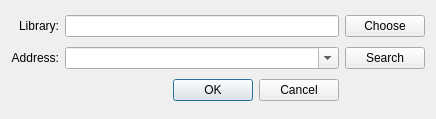
Old version of the form keithleygui/connection_dialog.ui in the repository OE-FET/keithleygui.
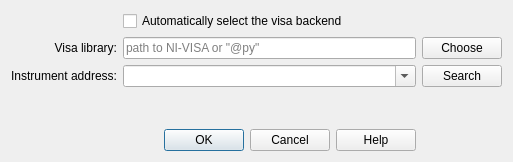
New version of the form.

Commit message: split off ConnectionDialog into separate file

Diff of the .ui file:
```diff
--- a/keithleygui/connection_dialog.ui
+++ b/keithleygui/connection_dialog.ui
@@ -6,69 +6,98 @@
    <rect>
     <x>0</x>
     <y>0</y>
-    <width>436</width>
-    <height>119</height>
+    <width>513</width>
+    <height>162</height>
    </rect>
   </property>
   <property name="windowTitle">
    <string>Keithley address</string>
   </property>
-  <layout class="QGridLayout" name="gridLayout">
-   <item row="2" column="0">
-    <widget class="QLabel" name="label_2">
+  <layout class="QGridLayout">
+   <item row="1" column="2">
+    <widget class="QPushButton" name="pushButtonChoose">
+     <property name="toolTip">
+      <string>&lt;html&gt;&lt;head/&gt;&lt;body&gt;&lt;p&gt;Choose NI-VISA library to use.&lt;/p&gt;&lt;/body&gt;&lt;/html&gt;</string>
+     </property>
      <property name="text">
-      <string>Address:</string>
-     </property>
-     <property name="alignment">
-      <set>Qt::AlignRight|Qt::AlignTrailing|Qt::AlignVCenter</set>
+      <string>Choose</string>
      </property>
     </widget>
    </item>
-   <item row="2" column="1">
+   <item row="3" column="1">
     <widget class="QComboBox" name="comboBoxAddress">
      <property name="editable">
       <bool>true</bool>
      </property>
     </widget>
    </item>
-   <item row="0" column="1">
-    <widget class="QLineEdit" name="lineEditLibrary">
+   <item row="3" column="0">
+    <widget class="QLabel" name="labelVisaAdress">
      <property name="text">
-      <string/>
-     </property>
-    </widget>
-   </item>
-   <item row="0" column="0">
-    <widget class="QLabel" name="label">
-     <property name="text">
-      <string>Library:</string>
+      <string>Instrument address:</string>
      </property>
      <property name="alignment">
       <set>Qt::AlignRight|Qt::AlignTrailing|Qt::AlignVCenter</set>
      </property>
     </widget>
    </item>
-   <item row="0" column="2">
-    <widget class="QPushButton" name="pushButtonChoose">
-     <property name="text">
-      <string>Choose</string>
-     </property>
-    </widget>
-   </item>
-   <item row="2" column="2">
+   <item row="3" column="2">
     <widget class="QPushButton" name="pushButtonSearch">
      <property name="text">
       <string>Search</string>
      </property>
     </widget>
    </item>
-   <item row="4" column="1">
+   <item row="1" column="0">
+    <widget class="QLabel" name="labelVisaLib">
+     <property name="text">
+      <string>Visa library:</string>
+     </property>
+     <property name="alignment">
+      <set>Qt::AlignRight|Qt::AlignTrailing|Qt::AlignVCenter</set>
+     </property>
+    </widget>
+   </item>
+   <item row="1" column="1">
+    <widget class="QLineEdit" name="lineEditLibrary">
+     <property name="toolTip">
+      <string>&lt;html&gt;&lt;head/&gt;&lt;body&gt;&lt;p&gt;Manually select the NI-VISA library path or choose a pyvisa-py backend by entering &amp;quot;@py&amp;quot; in the path field.&lt;/p&gt;&lt;/body&gt;&lt;/html&gt;</string>
+     </property>
+     <property name="placeholderText">
+      <string>path to NI-VISA or &quot;@py&quot;</string>
+     </property>
+    </widget>
+   </item>
+   <item row="0" column="1" colspan="2">
+    <widget class="QCheckBox" name="checkBoxAutoVisa">
+     <property name="toolTip">
+      <string>&lt;html&gt;&lt;head/&gt;&lt;body&gt;&lt;p&gt;Automically detect installed NI-VISA library or fall back to pyvisa-py.&lt;/p&gt;&lt;/body&gt;&lt;/html&gt;</string>
+     </property>
+     <property name="text">
+      <string>Automatically select the visa backend</string>
+     </property>
+    </widget>
+   </item>
+   <item row="4" column="0" colspan="3">
+    <spacer name="verticalSpacer">
+     <property name="orientation">
+      <enum>Qt::Vertical</enum>
+     </property>
+     <property name="sizeHint" stdset="0">
+      <size>
+       <width>20</width>
+       <height>40</height>
+      </size>
+     </property>
+    </spacer>
+   </item>
+   <item row="5" column="0" colspan="2">
     <widget class="QDialogButtonBox" name="buttonBox">
      <property name="orientation">
       <enum>Qt::Horizontal</enum>
      </property>
      <property name="standardButtons">
-      <set>QDialogButtonBox::Cancel|QDialogButtonBox::Ok</set>
+      <set>QDialogButtonBox::Cancel|QDialogButtonBox::Help|QDialogButtonBox::Ok</set>
      </property>
     </widget>
    </item>
```
Left out of the diff: 10 changed lines with no effect on the pictures. The commit also changes 3 other files.
